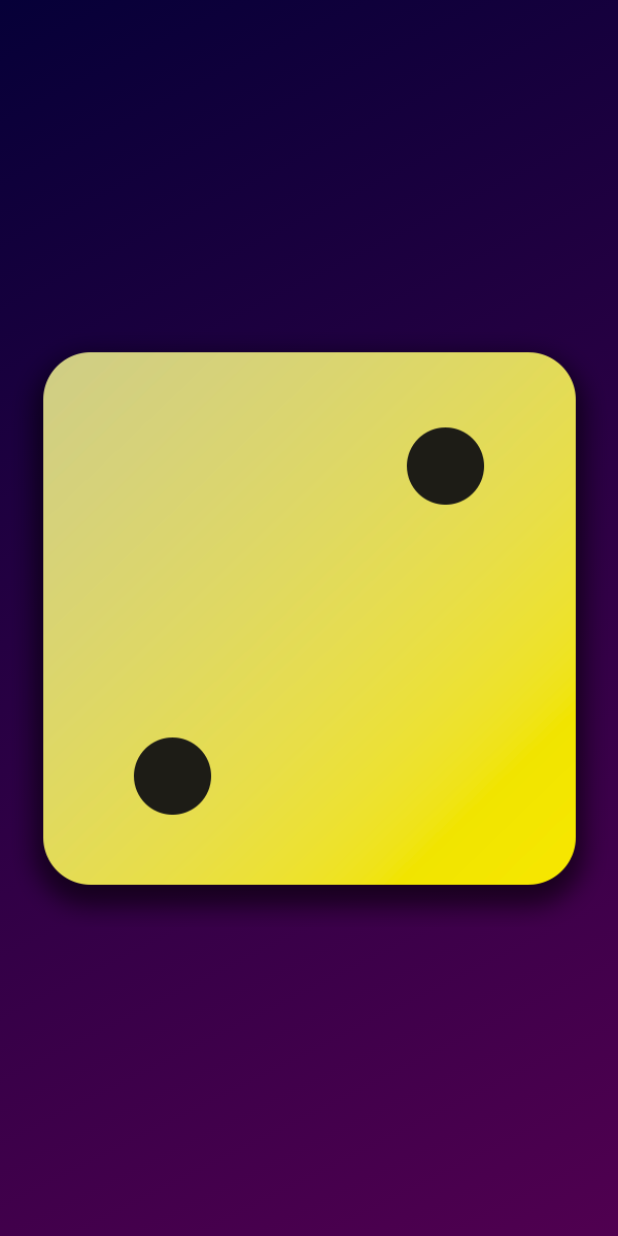
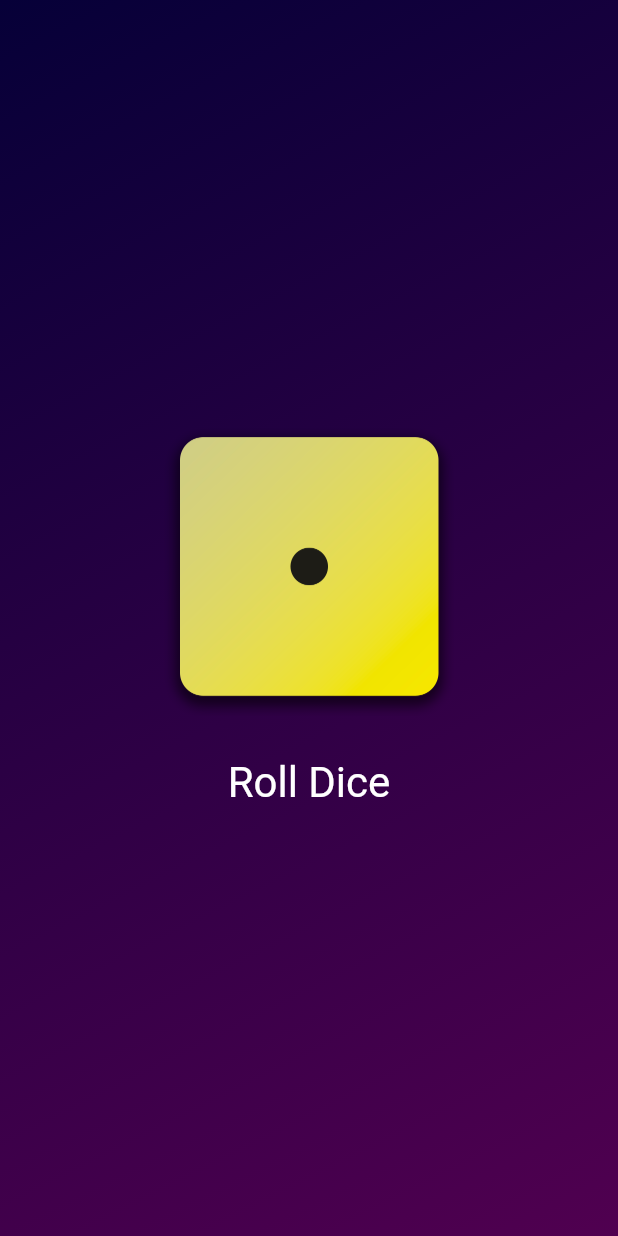
Before and after one commit to remcovolkers/flutter_udemy, a Flutter app: the screen it shows after launch, on a phone screen of 412 x 824 dp. Run offline on Flutter 3.47's test engine with Material 3 defaults, Android fonts, the phone set to English and light mode, and no system bars.

Commit message:
yuhhhhhhh its rewind time (diceroller)

```diff
--- /dev/null
+++ b/lib/components/dice_roller.dart
@@ -0,0 +1,48 @@
+import 'dart:math';
+
+import 'package:flutter/material.dart';
+
+final randomizer = Random();
+
+class DiceRoller extends StatefulWidget {
+  const DiceRoller({super.key});
+
+  @override
+  State<DiceRoller> createState() => _DiceRollerState();
+}
+
+class _DiceRollerState extends State<DiceRoller> {
+  int diceRoll = 1;
+
+  void rollDice() {
+    int randomNum = randomizer.nextInt(6) + 1;
+
+    setState(() {
+      diceRoll = randomNum;
+    });
+  }
+
+  @override
+  Widget build(BuildContext context) {
+    return Column(
+      mainAxisSize: MainAxisSize.min,
+      children: [
+        Image.asset(
+          'assets/dice-$diceRoll.png',
+          width: 200,
+        ),
+        const SizedBox(
+          height: 20,
+        ),
+        TextButton(
+          onPressed: rollDice,
+          style: TextButton.styleFrom(
+            foregroundColor: Colors.white,
+            textStyle: const TextStyle(fontSize: 28),
+          ),
+          child: const Text('Roll Dice'),
+        )
+      ],
+    );
+  }
+}
--- a/lib/components/gradient_container.dart
+++ b/lib/components/gradient_container.dart
@@ -1,4 +1,5 @@
 import 'package:flutter/material.dart';
+import 'package:flutter_udemy/components/dice_roller.dart';
 
 const startAlignment = Alignment.topLeft;
 const endAlignment = Alignment.bottomRight;
@@ -21,8 +22,8 @@ class GradientContainer extends StatelessWidget {
           end: endAlignment,
         ),
       ),
-      child: Center(
-        child: Image.asset('assets/dice-2.png'),
+      child: const Center(
+        child: DiceRoller(),
       ),
     );
   }
```
